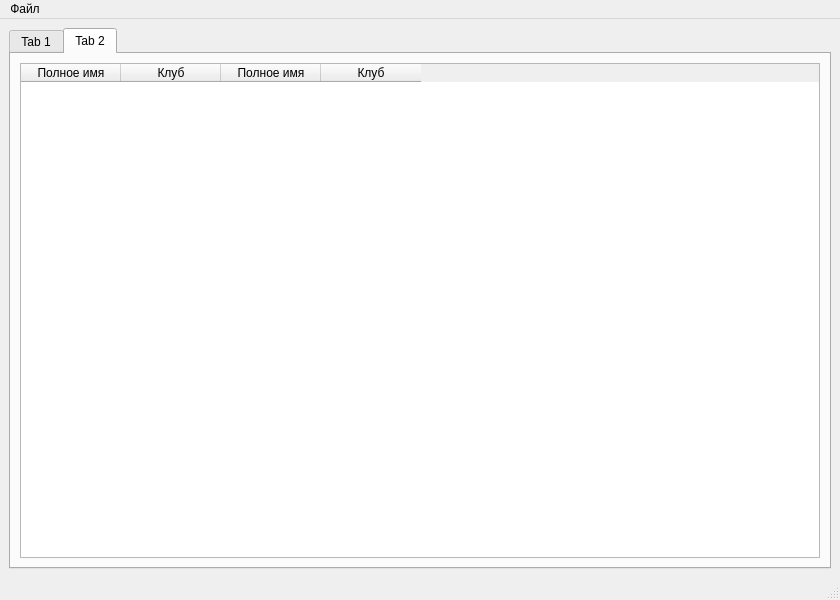
Qt form mainform.ui (wanderersds/pyBox) before a commit.
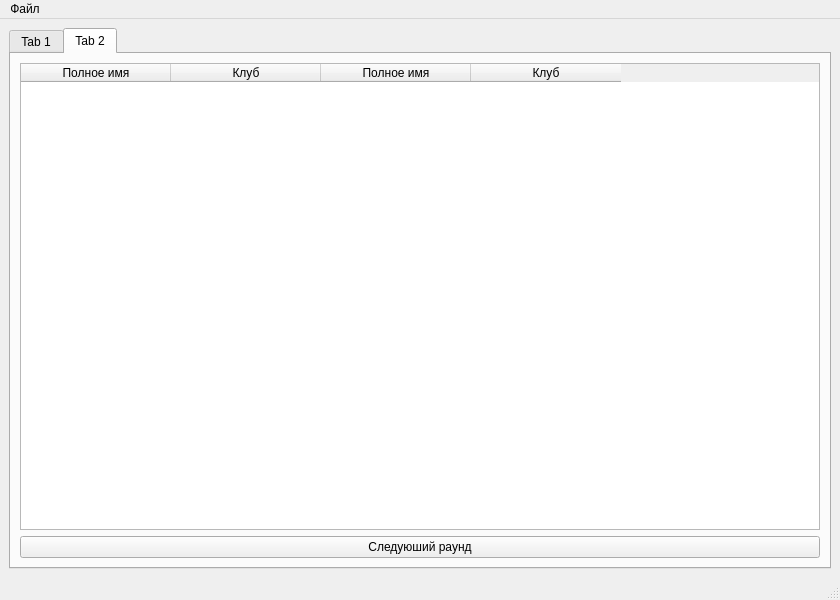
The same form after that commit. The open tabs and pages were chosen to show the change.

Commit message: set winners, next round

The edit to the form file:
```diff
--- a/mainform.ui
+++ b/mainform.ui
@@ -124,12 +124,27 @@
        <attribute name="title">
         <string>Tab 2</string>
        </attribute>
-       <layout class="QHBoxLayout" name="horizontalLayout_4">
+       <layout class="QVBoxLayout" name="verticalLayout_2">
         <item>
          <widget class="QTableWidget" name="tableWidget_pare">
+          <property name="minimumSize">
+           <size>
+            <width>800</width>
+            <height>0</height>
+           </size>
+          </property>
           <property name="editTriggers">
            <set>QAbstractItemView::NoEditTriggers</set>
           </property>
+          <attribute name="horizontalHeaderCascadingSectionResizes">
+           <bool>true</bool>
+          </attribute>
+          <attribute name="horizontalHeaderDefaultSectionSize">
+           <number>150</number>
+          </attribute>
+          <attribute name="horizontalHeaderMinimumSectionSize">
+           <number>120</number>
+          </attribute>
           <column>
            <property name="text">
             <string>Полное имя</string>
@@ -152,6 +167,13 @@
           </column>
          </widget>
         </item>
+        <item>
+         <widget class="QPushButton" name="nextButton">
+          <property name="text">
+           <string>Следуюший раунд</string>
+          </property>
+         </widget>
+        </item>
        </layout>
       </widget>
      </widget>
```
Left out of the diff: 5 changed lines with no effect on the pictures. The commit also changes 3 other files.
